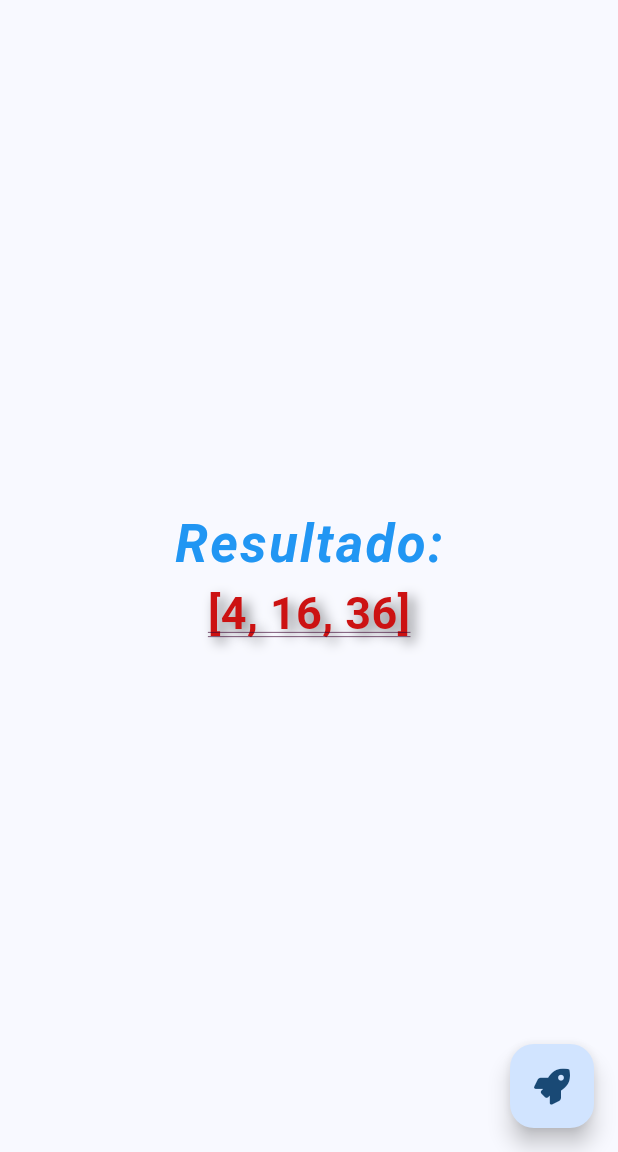
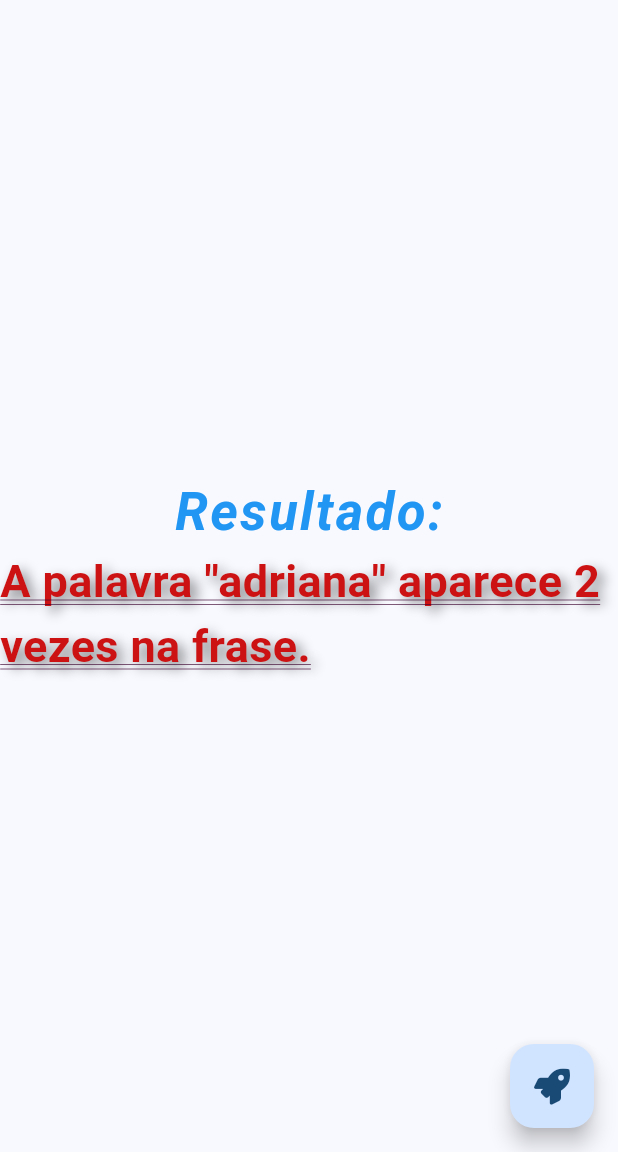
Before and after one commit to MateusOliveira991/projeto-flutter-modulo2, a Flutter app: the screen it shows after launch, after a tap on an icon or button, on a phone screen of 412 x 824 dp, the part 84-1236 px from its top. Run offline on Flutter 3.47's test engine with Material 3 defaults, Android fonts, the phone set to English and light mode, and no system bars; our stand-ins replace font_awesome_flutter.

Commit message:
feat: quantas palavras repetidas na frase

```diff
--- a/lib/main.dart
+++ b/lib/main.dart
@@ -359,6 +359,38 @@
     });
   }
 
+
+
+// Desafio18
+
+// Crie uma função que inicialize uma palavra e inicialize uma frase.
+// Como resultado, mostre na tela quantas vezes aquela palavra aparece na frase, independente
+// de letras maiúsculas e minúsculas
+
+void _desafio18() {
+  String palavra = "adriana";
+  String frase = "eu sou adriana, me chamo adriana e meu nome é adriana";
+
+  int contador = 0;
+
+  palavra = palavra.toLowerCase();
+  frase = frase.toLowerCase();
+
+  List<String> palavras = frase.split(" ");
+  for (String p in palavras) {
+    if (p == palavra) {
+      contador++;
+    }
+  }
+
+  setState(() {
+    _result = 'A palavra "$palavra" aparece $contador vezes na frase.';
+  });
+
+  return;
+}
+
+
   @override
   Widget build(BuildContext context) {
     return Scaffold(
@@ -406,8 +438,8 @@
         ),
       ),
       floatingActionButton: FloatingActionButton(
-        onPressed: _desafio12,
-        tooltip: '_desafio12',
+        onPressed: _desafio18,
+        tooltip: '_desafio18',
         child: const Icon(FontAwesomeIcons.rocket),
       ),
     );
```
